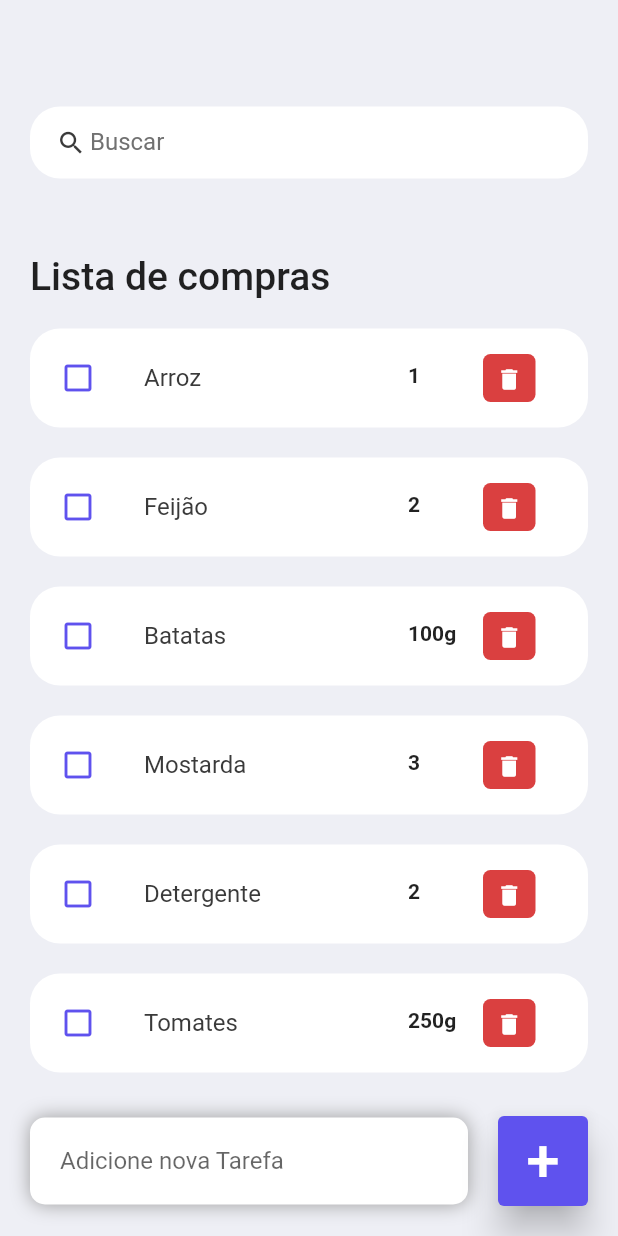
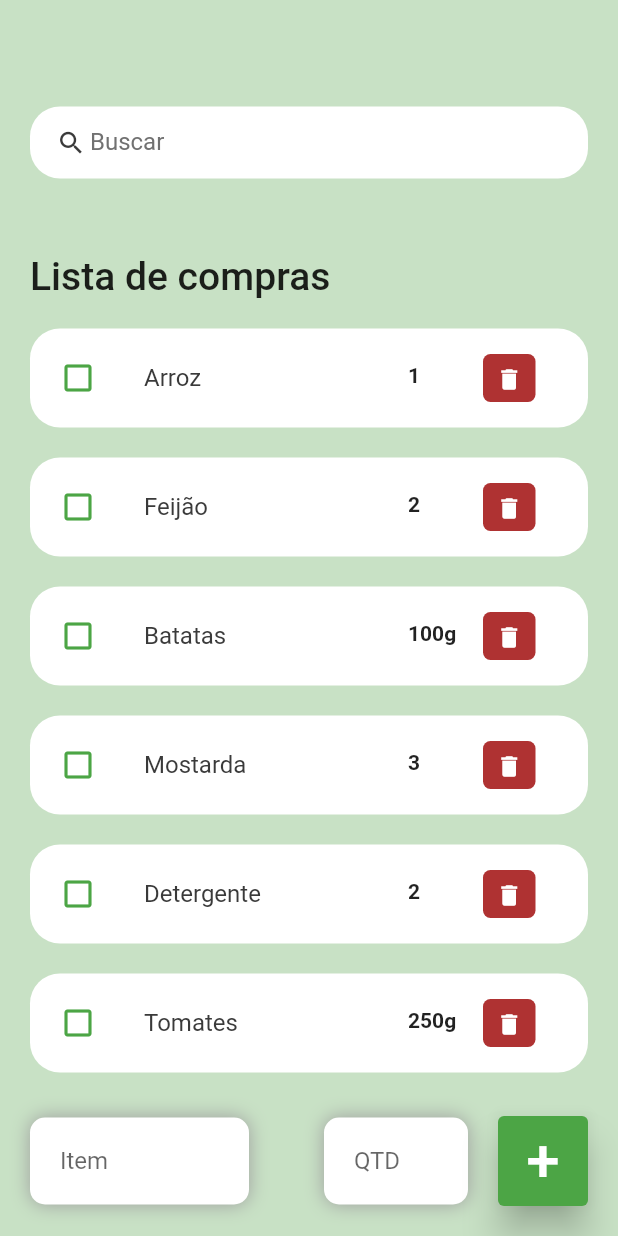
Before and after one commit to isabeleLima/Flutter_Lista_Compras, a Flutter app: the screen it shows after launch, on a phone screen of 412 x 824 dp. Run offline on Flutter 3.47's test engine with Material 2 defaults, Android fonts, the phone set to English and light mode, and no system bars.

Commit message:
add e search

```diff
--- a/lib/constants/colors.dart
+++ b/lib/constants/colors.dart
@@ -1,9 +1,9 @@
 import 'package:flutter/material.dart';
 
-const Color tdRed = Color(0xFFDA4040);
-const Color tdBlue = Color(0xFF5F52EE);
+const Color tdRed = Color(0xFFAF3232);
+const Color tdBlue = Color(0xFF4CA545);
 
 const Color tdBlack = Color(0xFF3A3A3A);
 const Color tdGrey = Color(0xFF717171);
 
-const Color tdBGColor = Color(0xFFEEEFF5);
+const Color tdBGColor = Color(0xFFC8E1C5);
--- a/lib/screens/home.dart
+++ b/lib/screens/home.dart
@@ -14,6 +14,16 @@ class Home extends StatefulWidget {
 
 class _HomeState extends State<Home> {
   final itemList = Cart.itemList();
+  final _itemName = TextEditingController();
+  final _itemQTD = TextEditingController();
+
+
+  List<Cart> _foundItem = [];
+
+  void initState() {
+    _foundItem = itemList;
+    super.initState();
+  }
   // This widget is the root of your application.
   @override
   Widget build(BuildContext context) {
@@ -36,7 +46,7 @@ class _HomeState extends State<Home> {
                       margin: const EdgeInsets.only(top:50,bottom: 20),
                       child: const Text('Lista de compras', style: TextStyle(fontSize: 26, fontWeight: FontWeight.w500),),
                     ),
-                    for ( Cart cart in itemList)
+                    for ( Cart cart in _foundItem)
                       Item(cart: cart,onToDoChange: _handleToDoChange,onDeleteItem:_deleteToDoItem ,),
 
                   ],
@@ -51,7 +61,7 @@ class _HomeState extends State<Home> {
                 child: Container(
                   margin: const EdgeInsets.only(
                     bottom: 20,
-                    right: 20,
+                    right: 0,
                     left: 20,
                   ),
                   padding: const EdgeInsets.symmetric(
@@ -70,9 +80,41 @@ class _HomeState extends State<Home> {
                     ],
                     borderRadius: BorderRadius.circular(10),
                   ),
-                  child: const TextField(
+                  child:  TextField(
+                    controller: _itemName,
                     decoration: InputDecoration(
-                        hintText: 'Adicione nova Tarefa',
+                        hintText: 'Item',
+                        border: InputBorder.none),
+                  ),
+                ),
+              ),
+              Expanded(
+                child: Container(
+                  margin: const EdgeInsets.only(
+                    bottom: 20,
+                    right: 20,
+                    left: 50,
+                  ),
+                  padding: const EdgeInsets.symmetric(
+                    horizontal: 20,
+                    vertical: 5,
+                  ),
+                  decoration: BoxDecoration(
+                    color: Colors.white,
+                    boxShadow: const [
+                      BoxShadow(
+                        color: Colors.grey,
+                        offset: Offset(0.0, 0.0),
+                        blurRadius: 10.0,
+                        spreadRadius: 0.0,
+                      ),
+                    ],
+                    borderRadius: BorderRadius.circular(10),
+                  ),
+                  child:  TextField(
+                    controller: _itemQTD,
+                    decoration: InputDecoration(
+                        hintText: 'QTD',
                         border: InputBorder.none),
                   ),
                 ),
@@ -84,7 +126,7 @@ class _HomeState extends State<Home> {
                 ),
                 child: ElevatedButton(
                   onPressed: () {
-
+                    _addToDoItem(_itemName.text, _itemQTD.text);
                   },
                   style: ElevatedButton.styleFrom(
                     backgroundColor: tdBlue,
@@ -113,7 +155,8 @@ class _HomeState extends State<Home> {
           color: Colors.white,
           borderRadius: BorderRadius.circular(20)
       ),
-      child: const TextField(
+      child:  TextField(
+        onChanged: (value) => _runFilter(value),
         decoration: InputDecoration(
             contentPadding: EdgeInsets.all(0),
             prefixIcon: Icon(Icons.search, color:tdBlack, size:20),
@@ -127,7 +170,34 @@ class _HomeState extends State<Home> {
   }
 
   void _deleteToDoItem(String id){
-    itemList.removeWhere((element) => element.id == id);
+    setState(() {
+      itemList.removeWhere((element) => element.id == id);
+    });
+  }
+
+  void _addToDoItem(String item, String qtd){
+    setState(() {
+      itemList.add(Cart(id:DateTime.now().millisecondsSinceEpoch.toString(), text: item, amount: qtd));
+    });
+    _itemName.clear();
+    _itemQTD.clear();
+  }
+
+  void _runFilter(String enteredKeyword) {
+    List<Cart> results = [];
+    if (enteredKeyword.isEmpty) {
+      results = itemList;
+    } else {
+      results = itemList
+          .where((item) => item.text!
+          .toLowerCase()
+          .contains(enteredKeyword.toLowerCase()))
+          .toList();
+    }
+
+    setState(() {
+      _foundItem = results;
+    });
   }
   void _handleToDoChange(Cart todo){
     setState(() {
```
